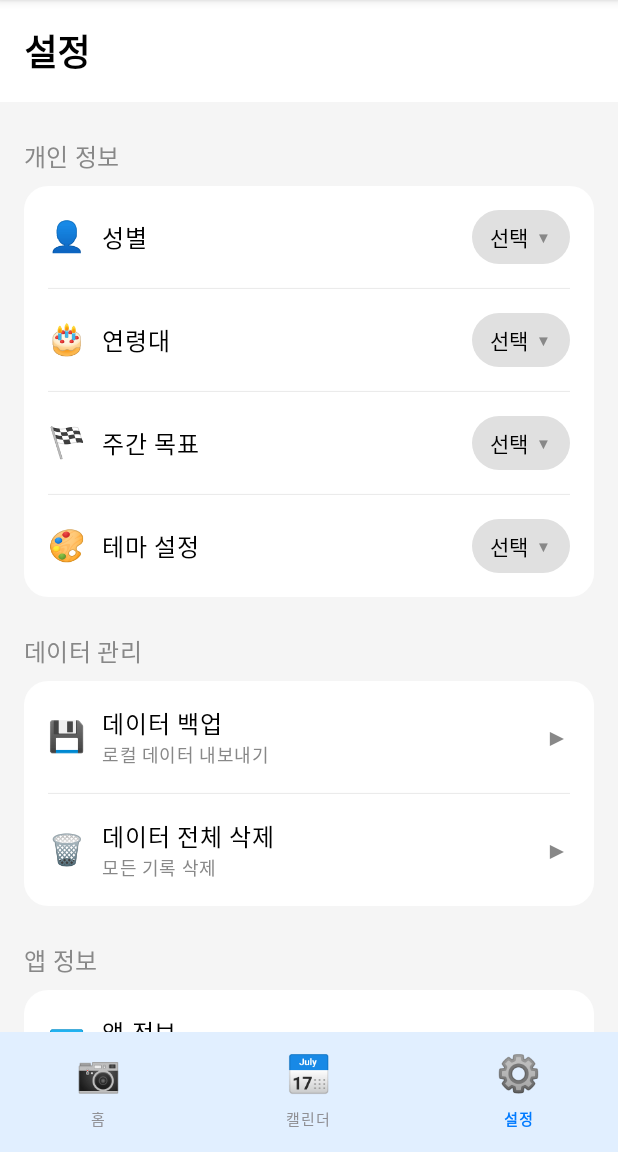
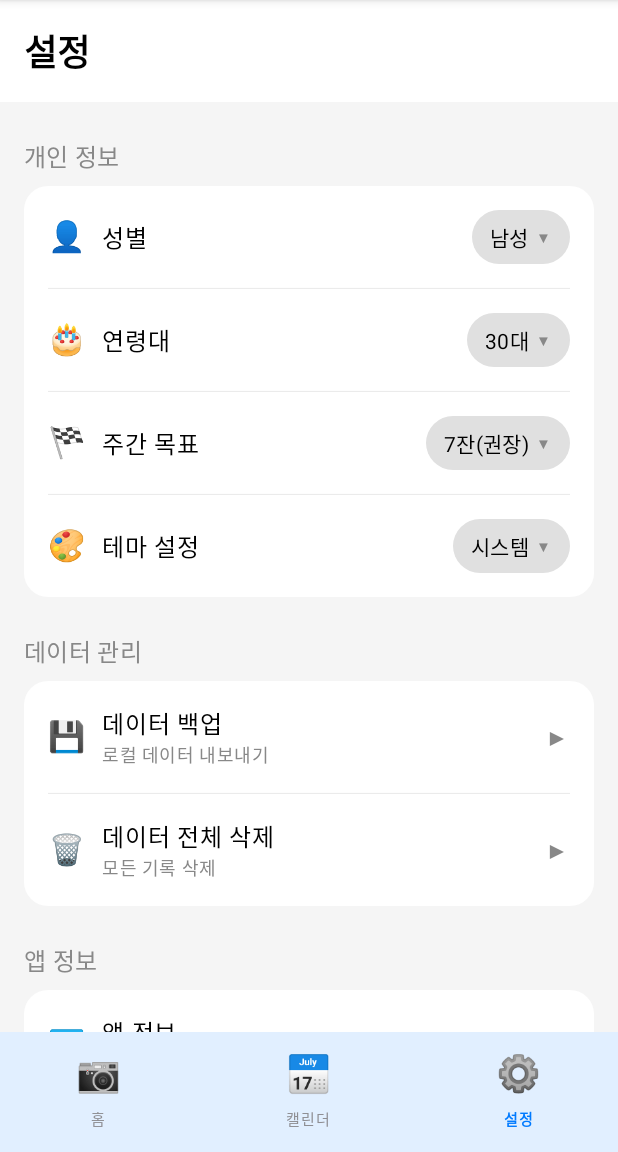
Before and after one commit to namd0ng/team27-aws-hackathon, an Android app built with Jetpack Compose: the SettingsScreen screen opened through its navigation route, on a phone screen of 412 x 824 dp, the part 84-1236 px from its top. Run offline under Robolectric (Android 15) with nearby library versions, the phone set to English and light mode, and no system bars.

Commit message:
[UPDATE] 설정-개인정보 섹션 드랍박스 구현

```diff
--- a/app/src/main/java/com/hackathon/alcolook/ui/components/DropdownSettingsItem.kt
+++ b/app/src/main/java/com/hackathon/alcolook/ui/components/DropdownSettingsItem.kt
@@ -9,7 +9,6 @@ import androidx.compose.runtime.*
 import androidx.compose.runtime.saveable.rememberSaveable
 import androidx.compose.ui.Alignment
 import androidx.compose.ui.Modifier
-import androidx.compose.ui.draw.clip
 import androidx.compose.ui.graphics.Color
 import androidx.compose.ui.text.font.FontWeight
 import androidx.compose.ui.unit.dp
@@ -18,16 +17,8 @@ import com.hackathon.alcolook.ui.theme.*
 
 /**
  * 설정 화면용 드롭다운 아이템 컴포넌트
- * ListItem 기반으로 구현하여 캘린더 탭과 동일한 스타일 적용
- *
- * @param emoji 아이템 앞에 표시할 이모지
- * @param title 설정 항목 제목
- * @param options 선택 가능한 옵션 목록
- * @param selectedValue 현재 선택된 값
- * @param onValueChange 값 변경 콜백
- * @param modifier 컴포저블 수정자
+ * 스크린샷과 동일한 디자인으로 구현
  */
-@OptIn(ExperimentalMaterial3Api::class)
 @Composable
 fun DropdownSettingsItem(
     emoji: String,
@@ -37,66 +28,70 @@ fun DropdownSettingsItem(
     onValueChange: (String) -> Unit,
     modifier: Modifier = Modifier
 ) {
-    // 드롭다운 메뉴 확장 상태 관리
     var expanded by remember { mutableStateOf(false) }
 
-    Box(modifier = modifier) {
-        // ListItem을 사용하여 캘린더 탭과 동일한 스타일 적용
-        ListItem(
-            headlineContent = {
-                Text(
-                    text = title,
-                    style = MaterialTheme.typography.bodyLarge,
-                    fontWeight = FontWeight.Medium,
-                    color = TextPrimary
-                )
-            },
-            leadingContent = {
-                // 이모지 아이콘 (Material Icons 대신 플랫폼 이모지 사용)
-                Text(
-                    text = emoji,
-                    fontSize = 20.sp
-                )
-            },
-            trailingContent = {
-                // 선택 버튼 (캘린더 탭 버튼 스타일과 동일)
-                OutlinedButton(
-                    onClick = { expanded = true },
-                    colors = ButtonDefaults.outlinedButtonColors(
-                        contentColor = TabSelected,
-                        containerColor = Color.Transparent
-                    ),
+    Box(modifier = modifier.fillMaxWidth()) {
+        // 메인 아이템 (스크린샷과 동일한 레이아웃)
+        Row(
+            modifier = Modifier
+                .fillMaxWidth()
+                .clickable { expanded = true }
+                .padding(16.dp),
+            verticalAlignment = Alignment.CenterVertically
+        ) {
+            // 이모지 아이콘
+            Text(
+                text = emoji,
+                fontSize = 20.sp,
+                modifier = Modifier.size(24.dp)
+            )
 
-                    shape = RoundedCornerShape(8.dp),
-                    contentPadding = PaddingValues(horizontal = 12.dp, vertical = 6.dp),
-                    modifier = Modifier.height(32.dp)
+            Spacer(modifier = Modifier.width(12.dp))
+
+            // 제목
+            Text(
+                text = title,
+                style = MaterialTheme.typography.bodyLarge,
+                fontWeight = FontWeight.Medium,
+                color = Color.Black,
+                modifier = Modifier.weight(1f)
+            )
+
+            // 선택된 값 표시 (연한 회색 배경)
+            Surface(
+                color = Color(0xFFE0E0E0),
+                shape = RoundedCornerShape(20.dp),
+                modifier = Modifier.clickable { expanded = true }
+            ) {
+                Row(
+                    modifier = Modifier.padding(horizontal = 12.dp, vertical = 6.dp),
+                    verticalAlignment = Alignment.CenterVertically
                 ) {
                     Text(
                         text = selectedValue,
-                        fontSize = 14.sp,
-                        fontWeight = FontWeight.Medium
+                        style = MaterialTheme.typography.bodyMedium,
+                        color = Color.Black
+                    )
+                    Spacer(modifier = Modifier.width(4.dp))
+                    Text(
+                        text = "▼",
+                        fontSize = 10.sp,
+                        color = Color.Gray
                     )
                 }
-            },
-            modifier = Modifier
-                .fillMaxWidth()
-                .clickable { expanded = true }
-                .padding(horizontal = 4.dp, vertical = 2.dp),
-            colors = ListItemDefaults.colors(
-                containerColor = Color.Transparent
-            )
-        )
+            }
+        }
 
-        // Material3 DropdownMenu 사용
+        // 드롭다운 메뉴 (버튼 바로 아래 위치)
         DropdownMenu(
             expanded = expanded,
             onDismissRequest = { expanded = false },
             modifier = Modifier
+                .wrapContentSize()
                 .background(
-                    color = CardBackground,
+                    color = Color.White,
                     shape = RoundedCornerShape(8.dp)
                 )
-                .clip(RoundedCornerShape(8.dp))
         ) {
             options.forEach { option ->
                 DropdownMenuItem(
@@ -104,7 +99,7 @@ fun DropdownSettingsItem(
                         Text(
                             text = option,
                             style = MaterialTheme.typography.bodyMedium,
-                            color = TextPrimary,
+                            color = Color.Black,
                             fontWeight = if (option == selectedValue) FontWeight.SemiBold else FontWeight.Normal
                         )
                     },
@@ -112,12 +107,7 @@ fun DropdownSettingsItem(
                         onValueChange(option)
                         expanded = false
                     },
-                    modifier = Modifier.fillMaxWidth(),
-                    colors = MenuDefaults.itemColors(
-                        textColor = TextPrimary,
-                        leadingIconColor = TextPrimary,
-                        trailingIconColor = TextPrimary
-                    )
+                    modifier = Modifier.fillMaxWidth()
                 )
             }
         }
@@ -126,7 +116,6 @@ fun DropdownSettingsItem(
 
 /**
  * 설정 값을 저장하는 상태 홀더
- * rememberSaveable을 사용하여 화면 회전 등에서도 값 유지
  */
 @Composable
 fun rememberSettingsState(
--- a/app/src/main/java/com/hackathon/alcolook/ui/settings/SettingsScreen.kt
+++ b/app/src/main/java/com/hackathon/alcolook/ui/settings/SettingsScreen.kt
@@ -68,10 +68,10 @@ fun SettingsScreen() {
 
 @Composable
 private fun PersonalInfoSection() {
-    val genderState = rememberSettingsState("선택")
-    val ageGroupState = rememberSettingsState("선택")
-    val weeklyGoalState = rememberSettingsState("선택")
-    val themeState = rememberSettingsState("선택")
+    val genderState = rememberSettingsState(stringResource(R.string.gender_male))
+    val ageGroupState = rememberSettingsState(stringResource(R.string.age_30s))
+    val weeklyGoalState = rememberSettingsState(stringResource(R.string.goal_recommended))
+    val themeState = rememberSettingsState(stringResource(R.string.theme_system))
 
     Column {
         Text(
@@ -90,11 +90,15 @@ private fun PersonalInfoSection() {
             shape = RoundedCornerShape(16.dp)
         ) {
             Column {
-                SettingsItem(
-                    icon = "👤",
+                DropdownSettingsItem(
+                    emoji = "👤",
                     title = "성별",
-                    value = genderState.value,
-                    onClick = { /* TODO */ }
+                    options = listOf(
+                        stringResource(R.string.gender_male),
+                        stringResource(R.string.gender_female)
+                    ),
+                    selectedValue = genderState.value,
+                    onValueChange = { genderState.value = it }
                 )
 
                 HorizontalDivider(
@@ -103,11 +107,19 @@ private fun PersonalInfoSection() {
                     modifier = Modifier.padding(horizontal = 16.dp)
                 )
 
-                SettingsItem(
-                    icon = "🎂",
+                DropdownSettingsItem(
+                    emoji = "🎂",
                     title = "연령대",
-                    value = ageGroupState.value,
-                    onClick = { /* TODO */ }
+                    options = listOf(
+                        stringResource(R.string.age_20s),
+                        stringResource(R.string.age_30s),
+                        stringResource(R.string.age_40s),
+                        stringResource(R.string.age_50s),
+                        stringResource(R.string.age_60_64),
+                        stringResource(R.string.age_65_plus)
+                    ),
+                    selectedValue = ageGroupState.value,
+                    onValueChange = { ageGroupState.value = it }
                 )
 
                 HorizontalDivider(
@@ -116,11 +128,16 @@ private fun PersonalInfoSection() {
                     modifier = Modifier.padding(horizontal = 16.dp)
                 )
 
-                SettingsItem(
-                    icon = "🏁",
+                DropdownSettingsItem(
+                    emoji = "🏁",
                     title = "주간 목표",
-                    value = weeklyGoalState.value,
-                    onClick = { /* TODO */ }
+                    options = listOf(
+                        stringResource(R.string.goal_recommended),
+                        stringResource(R.string.goal_low_risk),
+                        stringResource(R.string.goal_maximum)
+                    ),
+                    selectedValue = weeklyGoalState.value,
+                    onValueChange = { weeklyGoalState.value = it }
                 )
 
                 HorizontalDivider(
@@ -129,11 +146,16 @@ private fun PersonalInfoSection() {
                     modifier = Modifier.padding(horizontal = 16.dp)
                 )
 
-                SettingsItem(
-                    icon = "🎨",
+                DropdownSettingsItem(
+                    emoji = "🎨",
                     title = "테마 설정",
-                    value = themeState.value,
-                    onClick = { /* TODO */ }
+                    options = listOf(
+                        stringResource(R.string.theme_system),
+                        stringResource(R.string.theme_dark),
+                        stringResource(R.string.theme_light)
+                    ),
+                    selectedValue = themeState.value,
+                    onValueChange = { themeState.value = it }
                 )
             }
         }
```
